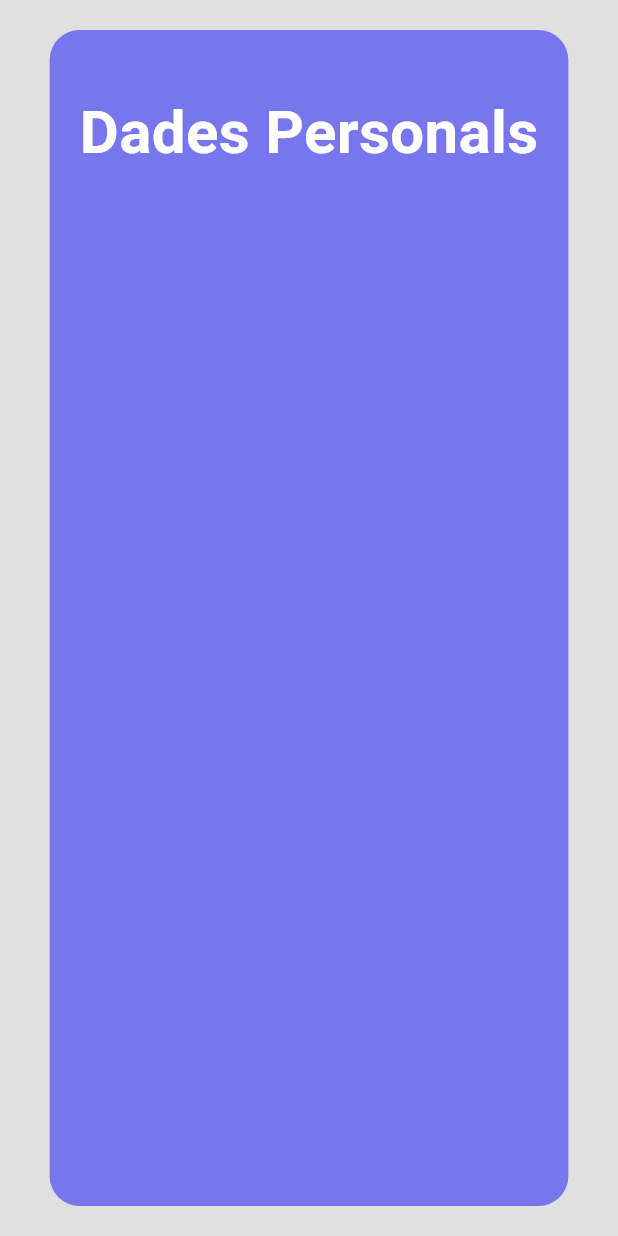
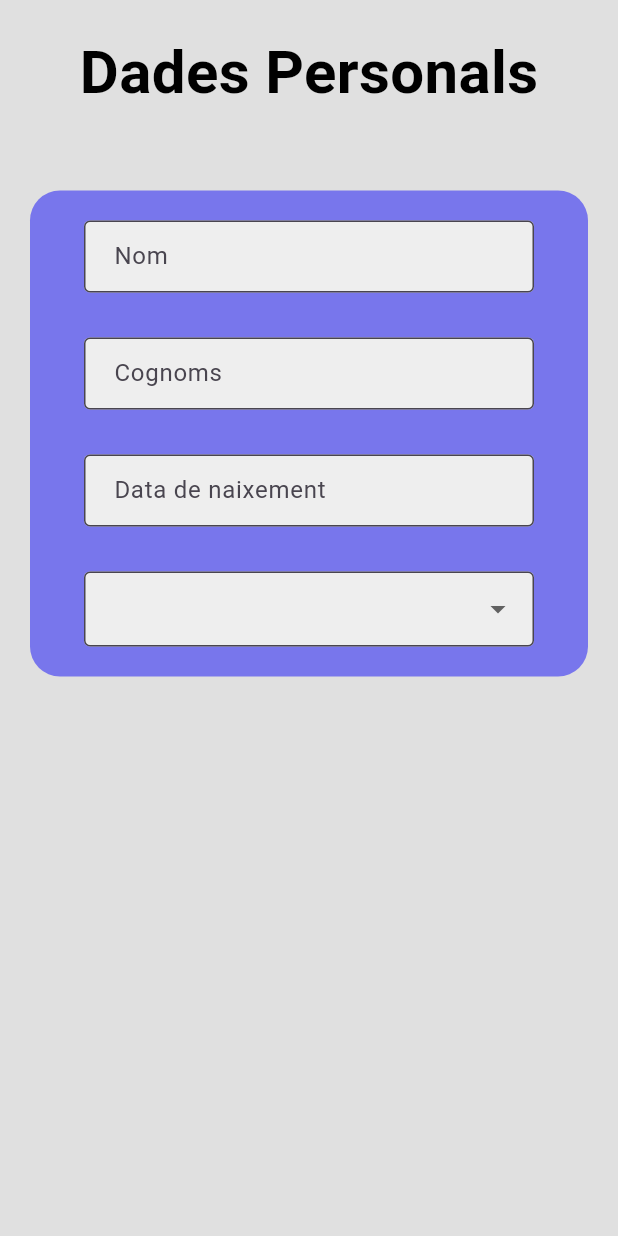
Before and after one commit to robertogarciia/Kidney-Project-Flutter, a Flutter app: the screen it shows after launch, on a phone screen of 412 x 824 dp. Run offline on Flutter 3.47's test engine with Material 3 defaults, Android fonts, the light colour scheme and no system bars; our stand-ins replace cloud_firestore, firebase_core; accounts and stored records are empty.

Commit message:
dades personals fetes nenis

```diff
--- /dev/null
+++ b/lib/components/listfield.dart
@@ -0,0 +1,47 @@
+import 'package:flutter/material.dart';
+
+class ListField extends StatefulWidget {
+  final List<String> items;
+  final String? value;
+  final String hintText;
+  final void Function(String?) onChanged;
+  final String? Function(String?)? validator;
+
+  const ListField({
+    Key? key,
+    required this.items,
+    required this.value,
+    required this.hintText,
+    required this.onChanged,
+    this.validator,
+  }) : super(key: key);
+
+  @override
+  _ListFieldState createState() => _ListFieldState();
+}
+
+class _ListFieldState extends State<ListField> {
+  @override
+  Widget build(BuildContext context) {
+    return DropdownButtonFormField<String>(
+      value: widget.value,
+      decoration: InputDecoration(
+        border: const OutlineInputBorder(
+          borderSide: BorderSide(color: Colors.white),
+        ),
+        filled: true,
+        fillColor: Colors.grey.shade200,
+      ),
+      onChanged: widget.onChanged,
+      validator: widget.validator,
+      items: widget.items
+          .map<DropdownMenuItem<String>>((String value) {
+            return DropdownMenuItem<String>(
+              value: value,
+              child: Text(value),
+            );
+          })
+          .toList(),
+    );
+  }
+}
--- a/lib/main.dart
+++ b/lib/main.dart
@@ -1,7 +1,5 @@
 import 'package:flutter/material.dart';
 import 'package:kidneyproject/pages/dades_personals.dart';
-import 'package:kidneyproject/pages/login_page.dart';
-
 import 'package:firebase_core/firebase_core.dart';
 import 'firebase_options.dart';
 
@@ -21,7 +19,7 @@ class MyApp extends StatelessWidget {
   // This widget is the root of your application.
   @override
   Widget build(BuildContext context) {
-    return const MaterialApp(
+    return MaterialApp(
       debugShowCheckedModeBanner: false,
       home: /*LoginPage()*/DadesPersonals(),
       );
--- a/lib/pages/dades_personals.dart
+++ b/lib/pages/dades_personals.dart
@@ -1,9 +1,18 @@
 import 'package:flutter/material.dart';
-import 'package:kidneyproject/components/btn_iniciSessio.dart';
+import 'package:kidneyproject/components/textfield.dart';
 import 'package:kidneyproject/pages/login_page.dart';
+import 'package:kidneyproject/components/listfield.dart';
 
-class DadesPersonals extends StatelessWidget {
-  const DadesPersonals({Key? key}) : super(key: key);
+class DadesPersonals extends StatefulWidget {
+  DadesPersonals({Key? key}) : super(key: key);
+
+  @override
+  _DadesPersonalsState createState() => _DadesPersonalsState();
+}
+
+class _DadesPersonalsState extends State<DadesPersonals> {
+  TextEditingController _nomController = TextEditingController();
+  String? _selectedSexe;
 
   void iniciS(BuildContext context) {
     Navigator.push(
@@ -18,34 +27,76 @@ class DadesPersonals extends StatelessWidget {
       backgroundColor: Colors.grey[300],
       body: SafeArea(
         child: Center(
-          child: Row( // Usar Row en lugar de Center
-            mainAxisAlignment: MainAxisAlignment.center,
-            children: [
+          child: Column(
+            children: <Widget>[
+              const SizedBox(
+                height: 20,
+              ),
+              // Texto "Dades Personals"
+              const Text(
+                "Dades Personals",
+                style: TextStyle(
+                  fontSize: 40,
+                  fontWeight: FontWeight.bold,
+                  color: Colors.black,
+                ),
+              ),
+
+              SizedBox( height: 30 ),
+
               Container(
-                margin: EdgeInsets.all(20),
+                margin: const EdgeInsets.all(20),
                 decoration: BoxDecoration(
-                  color:  Color(0xA6403DF3),
+                  color: Color(0xA6403DF3),
                   borderRadius: BorderRadius.circular(20),
                 ),
                 padding: const EdgeInsets.all(20),
-                child: const Column(
-                  children: <Widget>[
-                    SizedBox(
-                      height: 20,
-                    ),
-                    // Texto "Dades Personals"
-                    Text(
-                      "Dades Personals",
-                      style: TextStyle(
-                        fontSize: 40,
-                        fontWeight: FontWeight.bold,
-                        color: Colors.white,
-                      ),
+                child: Column(
+                  children: [
+                    TextFieldWidget(
+                      controller: _nomController,
+                      hintText: 'Nom',
+                      obscureText: true,
                     ),
 
                     SizedBox( height: 30 ),
 
+                    TextFieldWidget(
+                      controller: _nomController,
+                      hintText: 'Cognoms',
+                      obscureText: true,
+                    ),
 
+                    SizedBox( height: 30 ),
+
+                    TextFieldWidget(
+                      controller: _nomController,
+                      hintText: 'Data de naixement',
+                      obscureText: true,
+                    ),
+
+                    SizedBox( height: 30 ),
+
+                    Container(
+                      height: 50,
+                      width: 300,
+                      child: ListField(
+                        items: ['Mujer', 'Hombre', 'Otros'],
+                        value: _selectedSexe,
+                        hintText: 'Selecciona una opción',
+                        onChanged: (String? value) {
+                          setState(() {
+                            _selectedSexe = value;
+                          });
+                        },
+                        validator: (value) {
+                          if (value == null || value.isEmpty) {
+                            return 'Por favor selecciona una opción';
+                          }
+                          return null;
+                        },
+                      ),
+                    )
                   ],
                 ),
               ),
--- a/lib/pages/sign_in_page.dart
+++ b/lib/pages/sign_in_page.dart
@@ -2,7 +2,6 @@ import 'package:flutter/material.dart';
 import 'package:kidneyproject/components/btn_iniciSessio.dart';
 import 'package:kidneyproject/components/textfield.dart';
 
-import 'package:kidneyproject/pages/sign_up_type_page.dart';
 import 'package:cloud_firestore/cloud_firestore.dart';
 import 'package:crypto/crypto.dart';
 import 'dart:convert';
--- a/lib/pages/tipus_usuari.dart
+++ b/lib/pages/tipus_usuari.dart
@@ -9,7 +9,7 @@ class TipusUsuari extends StatelessWidget {
   void iniciS(BuildContext context) {
     Navigator.push(
       context,
-      MaterialPageRoute(builder: (context) => const DadesPersonals()),
+      MaterialPageRoute(builder: (context) => DadesPersonals()),
     );
   }
 
```
